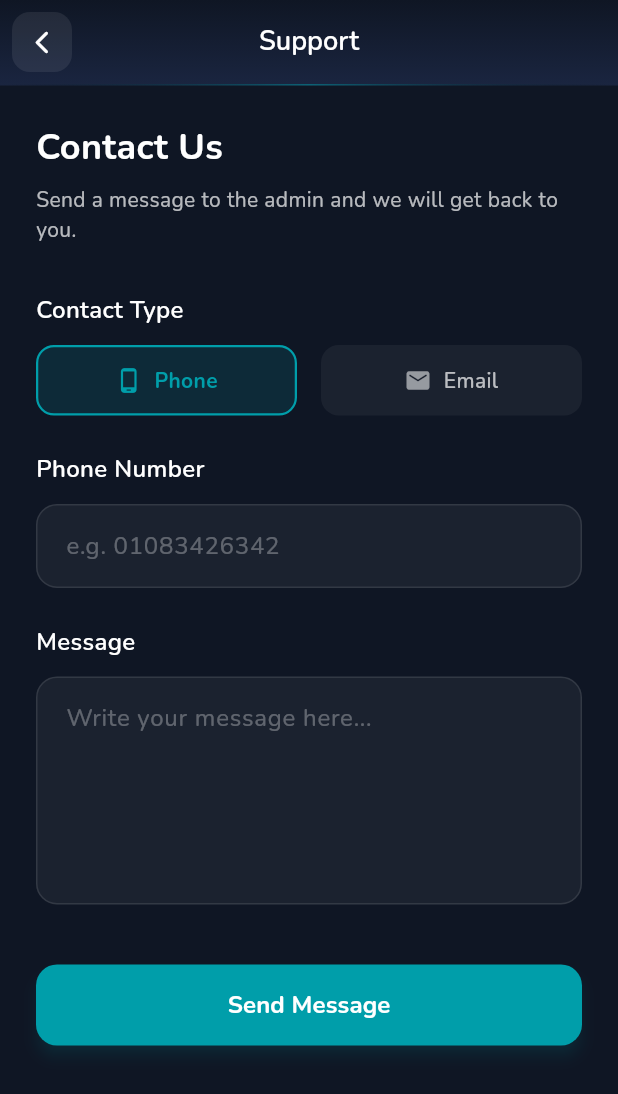
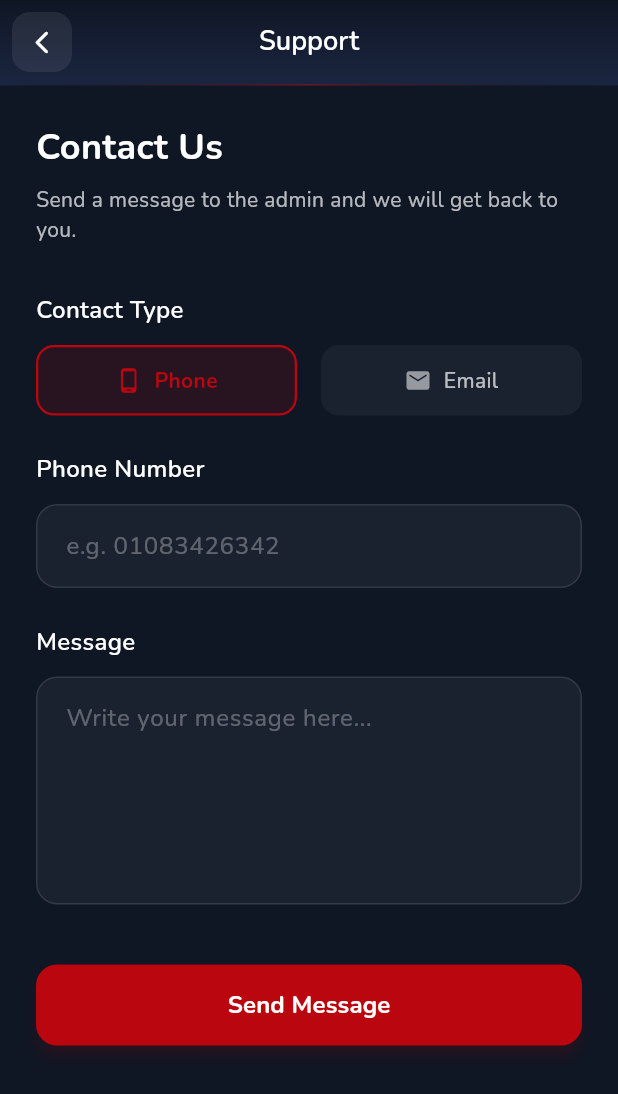
Before and after one commit to AmrMohamed97/captain_masr_rider, a Flutter app: the _HelperView screen opened directly, on a phone screen of 412 x 824 dp. Shown: the top 1094 px of the screen. Run offline on Flutter 3.47's test engine with Material 3 defaults, Android fonts, the phone set to English and light mode, and no system bars; our stand-ins replace cached_network_image, carousel_slider, dartz, dio, firebase_core, firebase_database and 22 more; accounts and stored records are empty; network calls fail.

Commit message:
edit theme

```diff
--- a/lib/core/utils/app_colors.dart
+++ b/lib/core/utils/app_colors.dart
@@ -1,7 +1,7 @@
 import 'package:flutter/material.dart';
 
 abstract class AppColors {
-  static const Color primary = Color(0xff009EAA);
+  static const Color primary = Color(0xffBA060E);
   static const Color textColor = Color(0xff141414);
   static const Color greyText = Color(0xffB3B3B3);
   static const Color white = Color(0xffFFFFFF);
@@ -18,11 +18,8 @@ abstract class AppColors {
   static const Color yellow = Color(0xffF9A71A);
   static const Color transparent = Colors.transparent;
 
-  static const Gradient primaryGradient = LinearGradient(
-    colors: [
-      Color(0xff05C1CF),
-      Color(0xff02767E),
-    ],
+  static Gradient primaryGradient = const LinearGradient(
+    colors: [AppColors.red2, Color(0xffBA060E)],
     begin: AlignmentDirectional.centerStart,
     end: AlignmentDirectional.centerEnd,
   );
--- a/lib/features/chat/presentation/widgets/chat_header.dart
+++ b/lib/features/chat/presentation/widgets/chat_header.dart
@@ -15,7 +15,7 @@ class ChatHeader extends StatelessWidget {
       padding: EdgeInsets.symmetric(
         horizontal: 16.rW(context),
       ),
-      decoration: const BoxDecoration(
+      decoration:   BoxDecoration(
         gradient: AppColors.primaryGradient,
       ),
       child: Column(
--- a/lib/features/home/presentation/widgets/home_header.dart
+++ b/lib/features/home/presentation/widgets/home_header.dart
@@ -22,7 +22,7 @@ class HomeHeader extends StatelessWidget {
                       (context.read<HomeCubit>().sliders?.isNotEmpty ?? false)
                   ? 228.rH(context)
                   : 130.rH(context),
-              decoration: const BoxDecoration(
+              decoration:   BoxDecoration(
                 gradient: AppColors.primaryGradient,
                 borderRadius: BorderRadius.only(
                   bottomLeft: Radius.circular(30),
--- a/lib/features/rider_trip/presentation/widgets/new_rider_join_alert_dialog.dart
+++ b/lib/features/rider_trip/presentation/widgets/new_rider_join_alert_dialog.dart
@@ -50,7 +50,7 @@ class NewRiderJoinAlertDialog extends StatelessWidget {
             //! Bottom Section
             Container(
               width: double.infinity,
-              decoration: const BoxDecoration(
+              decoration:   BoxDecoration(
                 gradient: AppColors.primaryGradient,
                 borderRadius: BorderRadius.only(
                   bottomLeft: Radius.circular(20),
```
